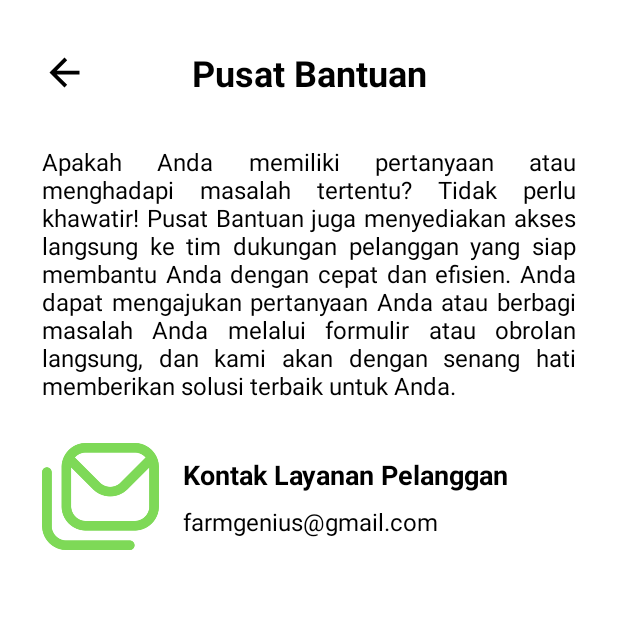
After one commit to Capstone-C23-PS094/farm-genius-mobile, an Android app: the ProfileHelpCentreActivity screen opened directly, with no data from a screen before it, on a phone screen of 412 x 824 dp, the top half of it. The commit adds this screen. Run offline under Robolectric (Android 15) with nearby library versions, the phone set to English and light mode, and no system bars.

Commit message:
configure help centre page layout

```diff
--- a/app/build.gradle
+++ b/app/build.gradle
@@ -9,7 +9,7 @@ android {
 
     defaultConfig {
         applicationId "com.riyandifirman.farmgenius"
-        minSdk 22
+        minSdk 26
         targetSdk 33
         versionCode 1
         versionName "1.0"
--- a/app/src/main/java/com/riyandifirman/farmgenius/ui/profile/ProfileActivity.kt
+++ b/app/src/main/java/com/riyandifirman/farmgenius/ui/profile/ProfileActivity.kt
@@ -36,10 +36,10 @@ import com.riyandifirman.farmgenius.ui.register.RegisterActivity
             startActivity(intent)
         }
 
-//        helpCentre.setOnClickListener {
-//            val intent = Intent(this@ProfileActivity, ProfileHelpCentreActivity::class.java)
-//            startActivity(intent)
-//        }
+        helpCentre.setOnClickListener {
+            val intent = Intent(this@ProfileActivity, ProfileHelpCentreActivity::class.java)
+            startActivity(intent)
+        }
 //
 //        termsConditions.setOnClickListener {
 //            val intent = Intent(this@ProfileActivity, ProfileTermsConditionsActivity::class.java)
--- /dev/null
+++ b/app/src/main/java/com/riyandifirman/farmgenius/ui/profile/ProfileHelpCentreActivity.kt
@@ -0,0 +1,31 @@
+package com.riyandifirman.farmgenius.ui.profile
+
+import android.content.Intent
+import androidx.appcompat.app.AppCompatActivity
+import android.os.Bundle
+import android.view.Gravity
+import android.view.View
+import android.widget.ImageView
+import com.riyandifirman.farmgenius.R
+import com.riyandifirman.farmgenius.databinding.ActivityProfileHelpCentreBinding
+import com.riyandifirman.farmgenius.databinding.ActivityProfileSettingBinding
+
+class ProfileHelpCentreActivity : AppCompatActivity() {
+
+    private lateinit var binding: ActivityProfileHelpCentreBinding
+    private lateinit var backButton: ImageView
+
+    override fun onCreate(savedInstanceState: Bundle?) {
+        super.onCreate(savedInstanceState)
+        binding = ActivityProfileHelpCentreBinding.inflate(layoutInflater)
+        setContentView(binding.root)
+
+        backButton = binding.backButton
+
+        // Ketika tombol back di klik
+        backButton.setOnClickListener {
+            val intent = Intent(this@ProfileHelpCentreActivity, ProfileActivity::class.java)
+            startActivity(intent)
+        }
+    }
+}
--- a/app/src/main/res/layout/activity_main.xml
+++ b/app/src/main/res/layout/activity_main.xml
@@ -37,7 +37,7 @@
         android:layout_width="25dp"
         android:layout_height="25dp"
         android:layout_alignParentTop="true"
-        android:background="@drawable/user_filled_icon"
+        android:background="@drawable/ic_user_filled"
         app:layout_constraintBottom_toBottomOf="@+id/rectangle_profile"
         app:layout_constraintEnd_toEndOf="@+id/rectangle_profile"
         app:layout_constraintStart_toStartOf="@+id/rectangle_profile"
@@ -50,7 +50,7 @@
         android:layout_alignParentTop="true"
         android:layout_marginStart="28dp"
         android:layout_marginTop="18dp"
-        android:background="@drawable/summary_icon"
+        android:background="@drawable/ic_summary"
         app:layout_constraintStart_toStartOf="parent"
         app:layout_constraintTop_toBottomOf="@+id/hello_user" />
 
@@ -104,7 +104,7 @@
         android:layout_alignParentLeft="true"
         android:layout_alignParentTop="true"
         android:layout_marginTop="16dp"
-        android:background="@drawable/lampu_icon"
+        android:background="@drawable/ic_lamp"
         app:layout_constraintEnd_toEndOf="@+id/card_rectangle"
         app:layout_constraintStart_toStartOf="@+id/card_rectangle"
         app:layout_constraintTop_toBottomOf="@+id/tv_rekomendasi_tanaman" />
@@ -169,7 +169,7 @@
         android:layout_alignParentTop="true"
         android:layout_marginStart="28dp"
         android:layout_marginTop="18dp"
-        android:background="@drawable/flower_icon"
+        android:background="@drawable/ic_flower"
         app:layout_constraintStart_toStartOf="parent"
         app:layout_constraintTop_toBottomOf="@+id/card_rectangle" />
 
@@ -199,7 +199,7 @@
         android:layout_alignParentRight="true"
         android:layout_alignParentBottom="true"
         android:layout_marginEnd="28dp"
-        android:background="@drawable/lihat_lebih_icon"
+        android:background="@drawable/ic_see_more"
         app:layout_constraintBottom_toBottomOf="@+id/hasil_deteksi"
         app:layout_constraintEnd_toEndOf="parent"
         app:layout_constraintTop_toTopOf="@+id/hasil_deteksi" />
@@ -223,7 +223,7 @@
         android:layout_height="wrap_content"
         android:layout_gravity="end|bottom"
         android:layout_margin="28dp"
-        android:src="@drawable/deteksi_icon"
+        android:src="@drawable/ic_detection"
         android:backgroundTint="@color/green_500"
         app:tint="@color/white"
         app:fabCustomSize="80dp"
--- a/app/src/main/res/layout/activity_profile.xml
+++ b/app/src/main/res/layout/activity_profile.xml
@@ -96,7 +96,7 @@
         android:layout_alignParentRight="true"
         android:layout_alignParentBottom="true"
         android:layout_marginEnd="16dp"
-        android:background="@drawable/lihat_lebih_black_icon"
+        android:background="@drawable/ic_see_more_black"
         app:layout_constraintBottom_toBottomOf="@+id/tv_pengaturan_profil"
         app:layout_constraintEnd_toEndOf="@id/profile_rectangle"
         app:layout_constraintTop_toTopOf="@+id/tv_pengaturan_profil" />
@@ -121,7 +121,7 @@
         android:layout_alignParentRight="true"
         android:layout_alignParentBottom="true"
         android:layout_marginEnd="16dp"
-        android:background="@drawable/lihat_lebih_black_icon"
+        android:background="@drawable/ic_see_more_black"
         app:layout_constraintBottom_toBottomOf="@+id/tv_pusat_bantuan"
         app:layout_constraintEnd_toEndOf="@id/profile_rectangle"
         app:layout_constraintTop_toTopOf="@+id/tv_pusat_bantuan" />
@@ -146,7 +146,7 @@
         android:layout_alignParentRight="true"
         android:layout_alignParentBottom="true"
         android:layout_marginEnd="16dp"
-        android:background="@drawable/lihat_lebih_black_icon"
+        android:background="@drawable/ic_see_more_black"
         app:layout_constraintBottom_toBottomOf="@+id/tv_syarat_ketentuan"
         app:layout_constraintEnd_toEndOf="@id/profile_rectangle"
         app:layout_constraintTop_toTopOf="@+id/tv_syarat_ketentuan" />
@@ -171,7 +171,7 @@
         android:layout_alignParentRight="true"
         android:layout_alignParentBottom="true"
         android:layout_marginEnd="16dp"
-        android:background="@drawable/lihat_lebih_black_icon"
+        android:background="@drawable/ic_see_more_black"
         app:layout_constraintBottom_toBottomOf="@+id/tv_kebijakan_privasi"
         app:layout_constraintEnd_toEndOf="@id/profile_rectangle"
         app:layout_constraintTop_toTopOf="@+id/tv_kebijakan_privasi" />
@@ -196,7 +196,7 @@
         android:layout_alignParentRight="true"
         android:layout_alignParentBottom="true"
         android:layout_marginEnd="16dp"
-        android:background="@drawable/lihat_lebih_black_icon"
+        android:background="@drawable/ic_see_more_black"
         app:layout_constraintBottom_toBottomOf="@+id/tv_tentang_pengembang"
         app:layout_constraintEnd_toEndOf="@id/profile_rectangle"
         app:layout_constraintTop_toTopOf="@+id/tv_tentang_pengembang" />
@@ -221,7 +221,7 @@
         android:layout_alignParentRight="true"
         android:layout_alignParentBottom="true"
         android:layout_marginEnd="16dp"
-        android:background="@drawable/lihat_lebih_black_icon"
+        android:background="@drawable/ic_see_more_black"
         app:layout_constraintBottom_toBottomOf="@+id/tv_keluar"
         app:layout_constraintEnd_toEndOf="@id/profile_rectangle"
         app:layout_constraintTop_toTopOf="@+id/tv_keluar" />
--- /dev/null
+++ b/app/src/main/res/layout/activity_profile_help_centre.xml
@@ -0,0 +1,85 @@
+<?xml version="1.0" encoding="utf-8"?>
+<androidx.constraintlayout.widget.ConstraintLayout xmlns:android="http://schemas.android.com/apk/res/android"
+    xmlns:app="http://schemas.android.com/apk/res-auto"
+    xmlns:tools="http://schemas.android.com/tools"
+    android:layout_width="match_parent"
+    android:layout_height="match_parent"
+    tools:context=".ui.profile.ProfileHelpCentreActivity">
+
+    <TextView
+        android:id="@+id/title_page"
+        android:layout_width="wrap_content"
+        android:layout_height="wrap_content"
+        android:layout_marginTop="32dp"
+        android:text="@string/title_pusat_bantuan"
+        android:textAppearance="@style/title_page"
+        app:layout_constraintEnd_toEndOf="parent"
+        app:layout_constraintStart_toStartOf="parent"
+        app:layout_constraintTop_toTopOf="parent" />
+
+    <ImageView
+        android:id="@+id/back_button"
+        android:layout_width="wrap_content"
+        android:layout_height="wrap_content"
+        android:layout_marginStart="28dp"
+        app:layout_constraintBottom_toBottomOf="@+id/title_page"
+        app:layout_constraintStart_toStartOf="parent"
+        app:layout_constraintTop_toTopOf="@+id/title_page"
+        app:srcCompat="@drawable/ic_back" />
+
+    <TextView
+        android:id="@+id/paragraf_deskripsi"
+        android:layout_width="0dp"
+        android:layout_height="wrap_content"
+        android:layout_marginStart="28dp"
+        android:layout_marginTop="32dp"
+        android:layout_marginEnd="28dp"
+        android:textColor="@color/black"
+        android:textSize="16sp"
+        android:text="@string/desc_pusat_bantuan"
+        android:justificationMode="inter_word"
+        app:layout_constraintEnd_toEndOf="parent"
+        app:layout_constraintStart_toStartOf="parent"
+        app:layout_constraintTop_toBottomOf="@+id/title_page" />
+
+    <View
+        android:id="@+id/ic_email"
+        android:layout_width="78dp"
+        android:layout_height="78dp"
+        android:layout_alignParentLeft="true"
+        android:layout_alignParentTop="true"
+        android:layout_alignParentRight="true"
+        android:layout_alignParentBottom="true"
+        android:layout_marginStart="28dp"
+        android:layout_marginTop="24dp"
+        android:background="@drawable/ic_email_help_centre"
+        app:layout_constraintStart_toStartOf="parent"
+        app:layout_constraintTop_toBottomOf="@+id/paragraf_deskripsi" />
+
+
+    <TextView
+        android:id="@+id/tv_nama"
+        android:layout_width="wrap_content"
+        android:layout_height="wrap_content"
+        android:layout_marginStart="16dp"
+        android:layout_marginTop="12dp"
+        android:text="@string/kontak_layanan_pelanggan"
+        android:textColor="@color/black"
+        android:textSize="18sp"
+        android:textStyle="bold"
+        app:layout_constraintStart_toEndOf="@+id/ic_email"
+        app:layout_constraintTop_toTopOf="@+id/ic_email" />
+
+    <TextView
+        android:id="@+id/tv_email"
+        android:layout_width="wrap_content"
+        android:layout_height="wrap_content"
+        android:layout_marginStart="16dp"
+        android:layout_marginTop="8dp"
+        android:text="@string/email_farmgenius"
+        android:textColor="@color/black"
+        android:textSize="16sp"
+        app:layout_constraintStart_toEndOf="@+id/ic_email"
+        app:layout_constraintTop_toBottomOf="@+id/tv_nama" />
+
+</androidx.constraintlayout.widget.ConstraintLayout>
--- a/app/src/main/res/values/strings.xml
+++ b/app/src/main/res/values/strings.xml
@@ -46,4 +46,7 @@
     <string name="kebijakan_privasi">Kebijakan Privasi</string>
     <string name="tentang_pengembang">Tentang Pengembang</string>
     <string name="keluar">Keluar</string>
+    <string name="desc_pusat_bantuan">Apakah Anda memiliki pertanyaan atau menghadapi masalah tertentu? Tidak perlu khawatir! Pusat Bantuan juga menyediakan akses langsung ke tim dukungan pelanggan yang siap membantu Anda dengan cepat dan efisien. Anda dapat mengajukan pertanyaan Anda atau berbagi masalah Anda melalui formulir atau obrolan langsung, dan kami akan dengan senang hati memberikan solusi terbaik untuk Anda.</string>
+    <string name="kontak_layanan_pelanggan">Kontak Layanan Pelanggan</string>
+    <string name="email_farmgenius">farmgenius@gmail.com</string>
 </resources>
```
Also changed, not shown: app/src/main/AndroidManifest.xml (+8 -4 lines), app/src/main/res/drawable/ic_detection.png (renamed from app/src/main/res/drawable/deteksi_icon.png), app/src/main/res/drawable/ic_email_help_centre.png (added), app/src/main/res/drawable/ic_flower.png (renamed from app/src/main/res/drawable/flower_icon.png), app/src/main/res/drawable/ic_lamp.png (renamed from app/src/main/res/drawable/lampu_icon.png), app/src/main/res/drawable/ic_see_more.png (renamed from app/src/main/res/drawable/lihat_lebih_icon.png), app/src/main/res/drawable/ic_see_more_black.png (renamed from app/src/main/res/drawable/lihat_lebih_black_icon.png), app/src/main/res/drawable/ic_summary.png (renamed from app/src/main/res/drawable/summary_icon.png), app/src/main/res/drawable/ic_user_filled.png (renamed from app/src/main/res/drawable/user_filled_icon.png).
